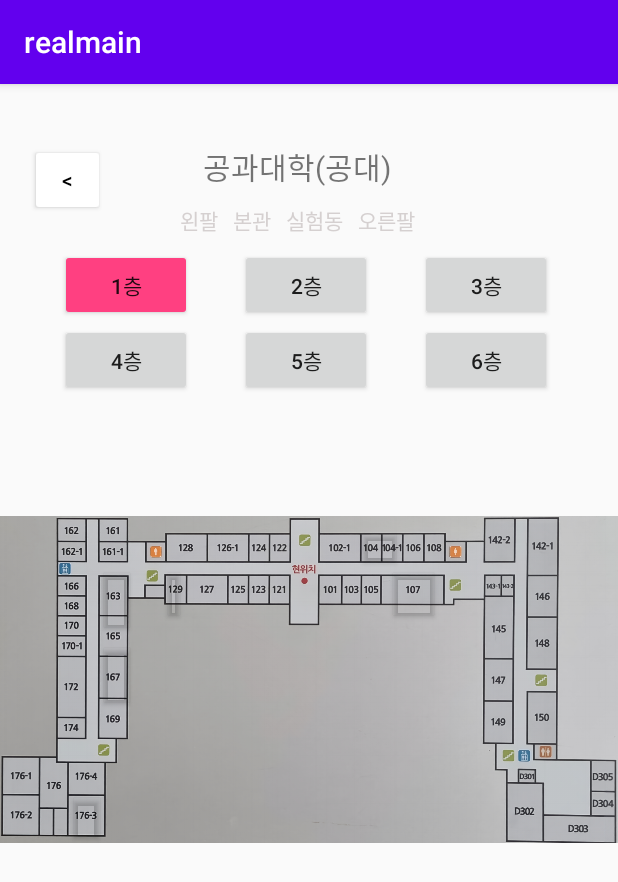
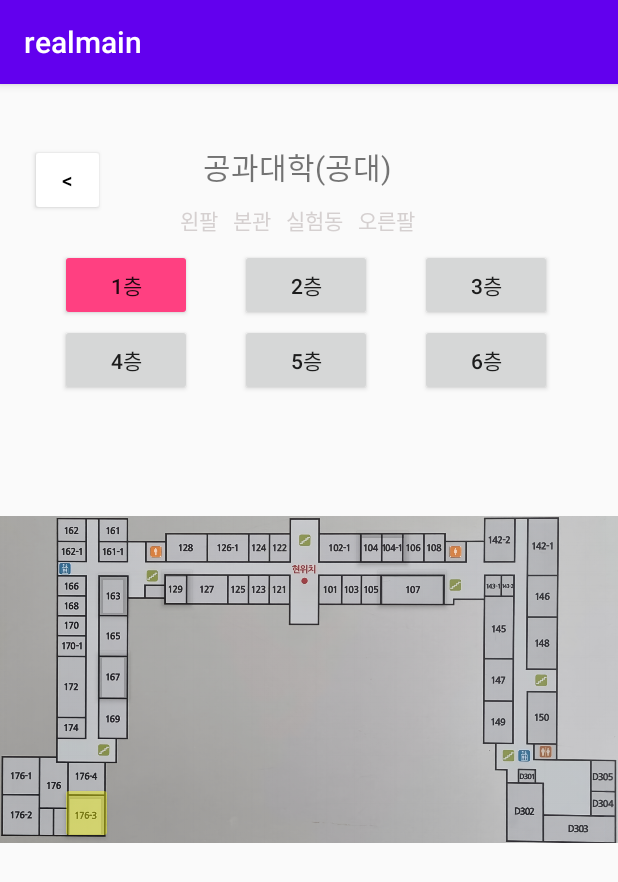
Before and after one commit to Godpaccu/KyungHeeMap, an Android app built with Jetpack Compose: the m1floor screen opened directly, with no data from a screen before it, on a phone screen of 412 x 824 dp. Shown: the top 882 px of the screen. Run offline under Robolectric (Android 15) with nearby library versions, the phone set to English and light mode, and no system bars.

Commit message:
최종 수정

```diff
--- a/app/src/main/java/com/example/kyungheemap/LineAdapter.kt
+++ b/app/src/main/java/com/example/kyungheemap/LineAdapter.kt
@@ -31,3 +31,6 @@ class LineAdapter(private val lines: List<String>) : RecyclerView.Adapter<LineAd
         return lines.size
     }
 }
+val default1="그래픽및공학설계-공176-3호"
+val default2="열역학-공371호"
+val default3="재료역학-공371호"
--- a/app/src/main/res/layout/activity_1stfloor.xml
+++ b/app/src/main/res/layout/activity_1stfloor.xml
@@ -105,55 +105,55 @@
 
     <Button
         android:id="@+id/m176_3"
-        android:layout_width="25dp"
-        android:layout_height="37dp"
-        android:layout_marginLeft="45dp"
-        android:layout_marginTop="470dp"
+        android:layout_width="35dp"
+        android:layout_height="41dp"
+        android:layout_marginLeft="40dp"
+        android:layout_marginTop="465dp"
         android:backgroundTint="@color/nFFyellow"
         android:visibility="visible"
         tools:ignore="TouchTargetSizeCheck,SpeakableTextPresentCheck" />
 
     <Button
         android:id="@+id/m167"
-        android:layout_width="25dp"
-        android:layout_height="wrap_content"
-        android:layout_marginLeft="65dp"
-        android:layout_marginTop="370dp"
+        android:layout_width="29dp"
+        android:layout_height="44dp"
+        android:layout_marginLeft="61dp"
+        android:layout_marginTop="372dp"
         android:backgroundTint="@color/nFFyellow"
         android:visibility="visible" />
     <Button
         android:id="@+id/m163"
-        android:layout_width="25dp"
-        android:layout_height="wrap_content"
-        android:layout_marginLeft="65dp"
+        android:layout_width="28dp"
+        android:layout_height="40dp"
+        android:layout_marginLeft="62dp"
         android:layout_marginTop="320dp"
         android:backgroundTint="@color/nFFyellow"
         android:visibility="visible" />
 
     <Button
         android:id="@+id/m129"
-        android:layout_width="16dp"
-        android:layout_height="40dp"
-        android:layout_marginLeft="108dp"
-        android:layout_marginTop="320dp"
+        android:layout_width="28dp"
+        android:layout_height="35dp"
+        android:layout_marginLeft="104dp"
+        android:layout_marginTop="318dp"
         android:backgroundTint="@color/nFFyellow"
         android:visibility="visible" />
 
     <Button
         android:id="@+id/m107"
-        android:layout_width="35dp"
-        android:layout_height="40dp"
-        android:layout_marginLeft="258dp"
-        android:layout_marginTop="320dp"
+        android:layout_width="53dp"
+        android:layout_height="36dp"
+        android:layout_marginLeft="248dp"
+        android:layout_marginTop="318dp"
         android:backgroundTint="@color/nFFyellow"
         android:visibility="visible" />
 
     <Button
         android:id="@+id/m104"
-        android:layout_width="30dp"
-        android:layout_height="30dp"
-        android:layout_marginLeft="238dp"
-        android:layout_marginTop="294dp"
+        android:layout_width="42dp"
+        android:layout_height="34dp"
+        android:layout_marginLeft="234dp"
+        android:layout_marginTop="292dp"
         android:backgroundTint="@color/nFFyellow"
         android:visibility="visible" />
 
--- a/app/src/main/res/values/colors.xml
+++ b/app/src/main/res/values/colors.xml
@@ -7,6 +7,6 @@
     <color name="teal_700">#FF018786</color>
     <color name="black">#FF000000</color>
     <color name="white">#FFFFFFFF</color>
-    <color name="FFyellow">#FFFFFF00</color>
+    <color name="FFyellow">#66FFFF00</color>
     <color name="nFFyellow">#00FFFF00</color>
 </resources>
```
Also changed, not shown: app/src/main/java/com/example/kyungheemap/OcrActivity.kt (+8 -8 lines), app/src/main/java/com/example/kyungheemap/realmain.kt (+44 -63 lines), app/src/main/res/layout/activity_3rdfloor.xml (+4 -4 lines).
